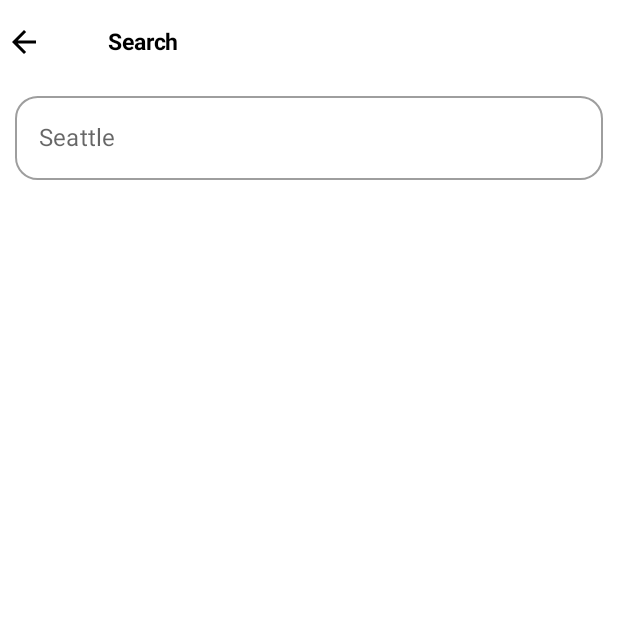
After one commit to lucasscarioca/SimpleWeather, an Android app built with Jetpack Compose: the SearchScreen screen opened through its navigation route, on a phone screen of 412 x 824 dp, the top half of it. The commit adds this screen. Run offline under Robolectric (Android 15) with nearby library versions, the phone set to English and light mode, and no system bars; our stand-ins replace Dagger/Hilt's generated code.

Commit message:
SearchScreen and city weather search logic done

```diff
--- a/app/src/main/java/com/oak/simpleweather/navigation/WeatherNavigation.kt
+++ b/app/src/main/java/com/oak/simpleweather/navigation/WeatherNavigation.kt
@@ -2,11 +2,14 @@ package com.oak.simpleweather.navigation
 
 import androidx.compose.runtime.Composable
 import androidx.hilt.navigation.compose.hiltViewModel
+import androidx.navigation.NavType
 import androidx.navigation.compose.NavHost
 import androidx.navigation.compose.composable
 import androidx.navigation.compose.rememberNavController
+import androidx.navigation.navArgument
 import com.oak.simpleweather.screens.main.MainScreen
 import com.oak.simpleweather.screens.main.MainViewModel
+import com.oak.simpleweather.screens.search.SearchScreen
 import com.oak.simpleweather.screens.splash.WeatherSplashScreen
 
 @Composable
@@ -17,9 +20,22 @@ fun WeatherNavigation() {
             WeatherSplashScreen(navController = navController)
         }
 
-        composable(WeatherScreens.MainScreen.name){
-            val mainViewModel = hiltViewModel<MainViewModel>()
-            MainScreen(navController = navController, viewModel = mainViewModel)
+        val route = WeatherScreens.MainScreen.name
+
+        composable(
+            "$route/{city}",
+            arguments = listOf(
+                navArgument(name = "city") { type = NavType.StringType }
+            )
+        ){ navBack ->
+            navBack.arguments?.getString("city").let { city ->
+                val mainViewModel = hiltViewModel<MainViewModel>()
+                MainScreen(navController = navController, viewModel = mainViewModel, city = city)
+            }
+        }
+
+        composable(WeatherScreens.SearchScreen.name){
+            SearchScreen(navController = navController)
         }
     }
 }
--- a/app/src/main/java/com/oak/simpleweather/navigation/WeatherScreens.kt
+++ b/app/src/main/java/com/oak/simpleweather/navigation/WeatherScreens.kt
@@ -3,6 +3,7 @@ package com.oak.simpleweather.navigation
 enum class WeatherScreens {
     SplashScreen,
     MainScreen,
+    SearchScreen,
     AboutScreen,
     FavoriteScreen,
     SettingsScreen
--- /dev/null
+++ b/app/src/main/java/com/oak/simpleweather/screens/search/SearchScreen.kt
@@ -0,0 +1,116 @@
+package com.oak.simpleweather.screens.search
+
+import android.annotation.SuppressLint
+import android.util.Log
+import androidx.compose.foundation.layout.Arrangement
+import androidx.compose.foundation.layout.Column
+import androidx.compose.foundation.layout.fillMaxWidth
+import androidx.compose.foundation.layout.padding
+import androidx.compose.foundation.shape.RoundedCornerShape
+import androidx.compose.foundation.text.KeyboardActions
+import androidx.compose.foundation.text.KeyboardOptions
+import androidx.compose.material.*
+import androidx.compose.material.icons.Icons
+import androidx.compose.material.icons.filled.ArrowBack
+import androidx.compose.runtime.Composable
+import androidx.compose.runtime.MutableState
+import androidx.compose.runtime.mutableStateOf
+import androidx.compose.runtime.remember
+import androidx.compose.runtime.saveable.rememberSaveable
+import androidx.compose.ui.Alignment
+import androidx.compose.ui.ExperimentalComposeUiApi
+import androidx.compose.ui.Modifier
+import androidx.compose.ui.graphics.Color
+import androidx.compose.ui.platform.LocalSoftwareKeyboardController
+import androidx.compose.ui.text.input.ImeAction
+import androidx.compose.ui.text.input.KeyboardType
+import androidx.compose.ui.unit.dp
+import androidx.navigation.NavController
+import com.oak.simpleweather.navigation.WeatherScreens
+import com.oak.simpleweather.widgets.WeatherAppBar
+
+@SuppressLint("UnusedMaterialScaffoldPaddingParameter")
+@Composable
+fun SearchScreen(navController: NavController) {
+    Scaffold(topBar = {
+        WeatherAppBar(
+            title = "Search",
+            navController = navController,
+            icon = Icons.Default.ArrowBack,
+            isMainScreen = false
+        ) {
+            navController.popBackStack()
+        }
+    }) {
+        Surface {
+            Column(
+                verticalArrangement = Arrangement.Center,
+                horizontalAlignment = Alignment.CenterHorizontally
+            ) {
+
+                SearchBar(
+                    modifier = Modifier
+                        .fillMaxWidth()
+                        .padding(16.dp)
+                        .align(Alignment.CenterHorizontally)
+                ) {
+                    navController.navigate(WeatherScreens.MainScreen.name + "/$it")
+                }
+
+            }
+        }
+    }
+}
+
+@OptIn(ExperimentalComposeUiApi::class)
+@Composable
+fun SearchBar(
+    modifier: Modifier = Modifier,
+    onSearch: (String) -> Unit = {}
+) {
+
+    val searchQueryState = rememberSaveable { mutableStateOf("") }
+    val keyboardController = LocalSoftwareKeyboardController.current
+    val valid = remember(searchQueryState.value) { searchQueryState.value.trim().isNotEmpty() }
+
+    Column {
+        CommonTextField(
+            valueState = searchQueryState,
+            placeholder = "Seattle",
+            onAction = KeyboardActions {
+                if(!valid) return@KeyboardActions
+
+                onSearch(searchQueryState.value.trim())
+                searchQueryState.value = ""
+                keyboardController?.hide()
+            }
+        )
+    }
+}
+
+@Composable
+fun CommonTextField(
+    valueState: MutableState<String>,
+    placeholder: String,
+    keyboardType: KeyboardType = KeyboardType.Text,
+    imeAction: ImeAction = ImeAction.Next,
+    onAction: KeyboardActions = KeyboardActions.Default
+) {
+    OutlinedTextField(
+        value = valueState.value,
+        onValueChange = { valueState.value = it},
+        label = { Text(text = placeholder)},
+        maxLines = 1,
+        singleLine = true,
+        keyboardOptions = KeyboardOptions(keyboardType = keyboardType, imeAction = imeAction),
+        keyboardActions = onAction,
+        colors = TextFieldDefaults.outlinedTextFieldColors(
+            focusedBorderColor = Color.Blue,
+            cursorColor = Color.Black
+        ),
+        shape = RoundedCornerShape(15.dp),
+        modifier = Modifier
+            .fillMaxWidth()
+            .padding(start = 10.dp, end = 10.dp)
+    )
+}
--- a/app/src/main/java/com/oak/simpleweather/screens/splash/WeatherSplashScreen.kt
+++ b/app/src/main/java/com/oak/simpleweather/screens/splash/WeatherSplashScreen.kt
@@ -31,6 +31,8 @@ import kotlinx.coroutines.delay
 @Composable
 fun WeatherSplashScreen(navController: NavController) {
 
+    val defaultCity = "Fortaleza"
+
     val scale = remember {
         Animatable(0f)
     }
@@ -46,7 +48,7 @@ fun WeatherSplashScreen(navController: NavController) {
             )
         )
         delay(2000L)
-        navController.navigate(WeatherScreens.MainScreen.name)
+        navController.navigate(WeatherScreens.MainScreen.name + "/$defaultCity")
     })
 
     Surface(
```
Also changed, not shown: app/src/main/java/com/oak/simpleweather/screens/main/MainScreen.kt (+10 -2 lines), app/src/main/java/com/oak/simpleweather/widgets/WeatherAppBar.kt (+6 -2 lines).
